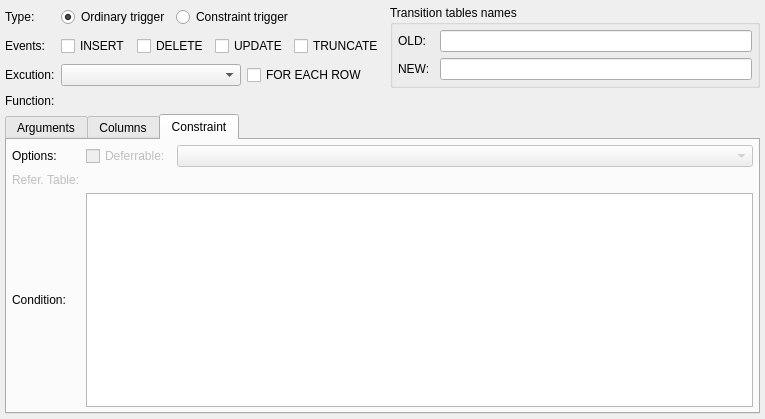
Qt form libs/libgui/ui/dbobjects/triggerwidget.ui (pgmodeler/pgmodeler) before a commit.
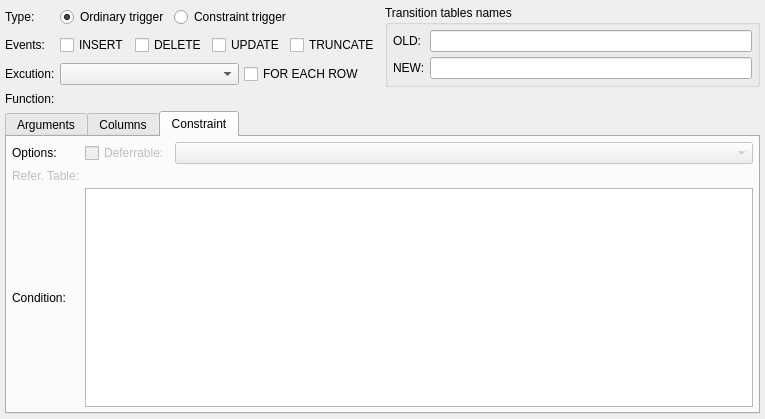
The same form after that commit. The open tabs and pages were chosen to show the change.

Commit message: Adjusted the layout spacing/margins in ui/dbobjects/*

The edit to the form file:
```diff
--- a/libs/libgui/ui/dbobjects/triggerwidget.ui
+++ b/libs/libgui/ui/dbobjects/triggerwidget.ui
@@ -29,6 +29,9 @@
    <property name="bottomMargin">
     <number>5</number>
    </property>
+   <property name="spacing">
+    <number>5</number>
+   </property>
    <item row="1" column="0">
     <widget class="QLabel" name="event_lbl">
      <property name="sizePolicy">
@@ -203,6 +206,9 @@
        <property name="bottomMargin">
         <number>5</number>
        </property>
+       <property name="spacing">
+        <number>5</number>
+       </property>
        <item row="0" column="0">
         <widget class="QLabel" name="options_lbl">
          <property name="enabled">
@@ -233,6 +239,9 @@
        </item>
        <item row="0" column="1">
         <layout class="QHBoxLayout" name="horizontalLayout">
+         <property name="spacing">
+          <number>5</number>
+         </property>
          <item>
           <widget class="QCheckBox" name="deferrable_chk">
            <property name="enabled">
@@ -397,6 +406,9 @@
       </size>
      </property>
      <layout class="QHBoxLayout" name="horizontalLayout_2">
+      <property name="spacing">
+       <number>5</number>
+      </property>
       <property name="leftMargin">
        <number>0</number>
       </property>
@@ -677,8 +689,8 @@
       <property name="bottomMargin">
        <number>5</number>
       </property>
-      <property name="horizontalSpacing">
-       <number>10</number>
+      <property name="spacing">
+       <number>5</number>
       </property>
       <item row="0" column="1">
        <widget class="QLineEdit" name="old_table_edt">
```
Left out of the diff: 4 changed lines with no effect on the pictures. The commit also changes 53 other files.
